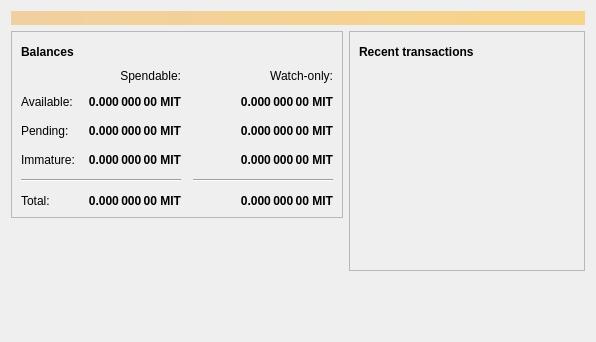
The window that src/qt/forms/overviewpage.ui (minblock/duncoin) describes before a commit, drawn with Qt 5.
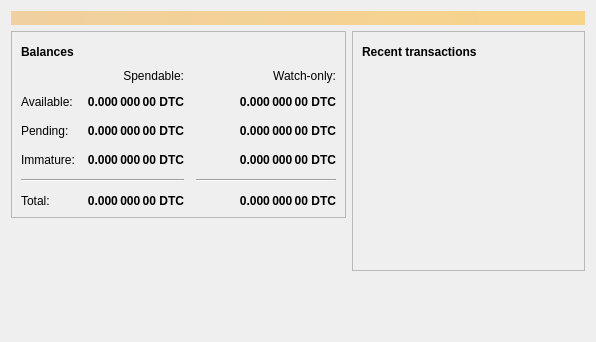
The same window after the commit. Icons and pictures are not drawn.

```diff
--- a/src/qt/forms/overviewpage.ui
+++ b/src/qt/forms/overviewpage.ui
@@ -129,7 +129,7 @@
                <string>Unconfirmed transactions to watch-only addresses</string>
               </property>
               <property name="text">
-               <string notr="true">0.000 000 00 MIT</string>
+               <string notr="true">0.000 000 00 DTC</string>
               </property>
               <property name="alignment">
                <set>Qt::AlignRight|Qt::AlignTrailing|Qt::AlignVCenter</set>
@@ -154,7 +154,7 @@
                <string>Total of transactions that have yet to be confirmed, and do not yet count toward the spendable balance</string>
               </property>
               <property name="text">
-               <string notr="true">0.000 000 00 MIT</string>
+               <string notr="true">0.000 000 00 DTC</string>
               </property>
               <property name="alignment">
                <set>Qt::AlignRight|Qt::AlignTrailing|Qt::AlignVCenter</set>
@@ -179,7 +179,7 @@
                <string>Mined balance in watch-only addresses that has not yet matured</string>
               </property>
               <property name="text">
-               <string notr="true">0.000 000 00 MIT</string>
+               <string notr="true">0.000 000 00 DTC</string>
               </property>
               <property name="alignment">
                <set>Qt::AlignRight|Qt::AlignTrailing|Qt::AlignVCenter</set>
@@ -237,7 +237,7 @@
                <string>Mined balance that has not yet matured</string>
               </property>
               <property name="text">
-               <string notr="true">0.000 000 00 MIT</string>
+               <string notr="true">0.000 000 00 DTC</string>
               </property>
               <property name="alignment">
                <set>Qt::AlignRight|Qt::AlignTrailing|Qt::AlignVCenter</set>
@@ -282,7 +282,7 @@
                <string>Your current total balance</string>
               </property>
               <property name="text">
-               <string notr="true">0.000 000 00 MIT</string>
+               <string notr="true">0.000 000 00 DTC</string>
               </property>
               <property name="alignment">
                <set>Qt::AlignRight|Qt::AlignTrailing|Qt::AlignVCenter</set>
@@ -307,7 +307,7 @@
                <string>Current total balance in watch-only addresses</string>
               </property>
               <property name="text">
-               <string notr="true">0.000 000 00 MIT</string>
+               <string notr="true">0.000 000 00 DTC</string>
               </property>
               <property name="alignment">
                <set>Qt::AlignRight|Qt::AlignTrailing|Qt::AlignVCenter</set>
@@ -349,7 +349,7 @@
                <string>Your current spendable balance</string>
               </property>
               <property name="text">
-               <string notr="true">0.000 000 00 MIT</string>
+               <string notr="true">0.000 000 00 DTC</string>
               </property>
               <property name="alignment">
                <set>Qt::AlignRight|Qt::AlignTrailing|Qt::AlignVCenter</set>
@@ -374,7 +374,7 @@
                <string>Your current balance in watch-only addresses</string>
               </property>
               <property name="text">
-               <string notr="true">0.000 000 00 MIT</string>
+               <string notr="true">0.000 000 00 DTC</string>
               </property>
               <property name="alignment">
                <set>Qt::AlignRight|Qt::AlignTrailing|Qt::AlignVCenter</set>
```
